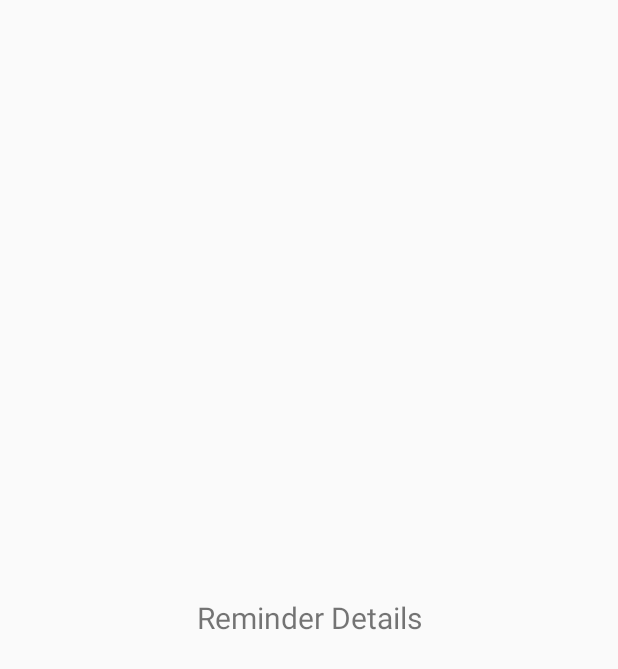
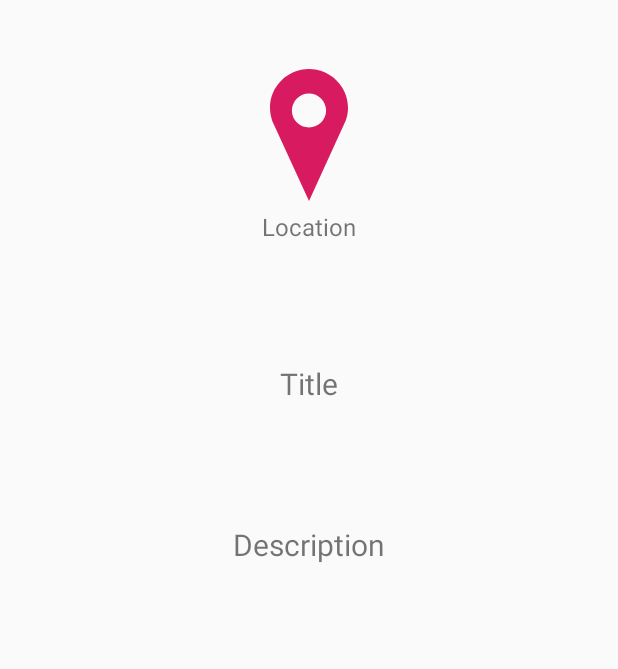
Before and after one commit to msbazzik/LocationReminder, an Android app: the layout activity_reminder_description.xml on its own in the app's theme, with its tools: preview values and no code run, on a phone screen of 412 x 824 dp. Shown: the top 669 px of the screen. Run offline under Robolectric (Android 15) with nearby library versions, the phone set to English and light mode, and no system bars.

Commit message:
add reminder detail screen

```diff
--- a/app/src/main/java/com/udacity/project4/locationreminders/ReminderDescriptionActivity.kt
+++ b/app/src/main/java/com/udacity/project4/locationreminders/ReminderDescriptionActivity.kt
@@ -32,6 +32,9 @@ class ReminderDescriptionActivity : AppCompatActivity() {
             this,
             R.layout.activity_reminder_description
         )
-//        TODO: Add the implementation of the reminder details
+
+        val reminderDataItem = intent.getSerializableExtra(EXTRA_ReminderDataItem)as ReminderDataItem
+
+        binding.reminderDataItem = reminderDataItem
     }
 }
--- a/app/src/main/res/layout/activity_reminder_description.xml
+++ b/app/src/main/res/layout/activity_reminder_description.xml
@@ -4,7 +4,7 @@
     xmlns:tools="http://schemas.android.com/tools">
 
     <data>
-        <!--Data item that holds the reminder details-->
+
         <variable
             name="reminderDataItem"
             type="com.udacity.project4.locationreminders.reminderslist.ReminderDataItem" />
@@ -13,21 +13,49 @@
     <LinearLayout
         android:layout_width="match_parent"
         android:layout_height="match_parent"
-        android:gravity="center"
+        android:layout_margin="40dp"
         android:orientation="vertical"
         tools:context=".locationreminders.ReminderDescriptionActivity">
-        <!--TODO: add the design of the reminder details-->
+
+        <ImageView
+            android:id="@+id/imageView"
+            android:layout_width="100dp"
+            android:layout_height="100dp"
+            android:layout_gravity="center"
+            android:contentDescription="@string/location_image"
+            app:srcCompat="@drawable/ic_location"
+            app:tint="@color/colorAccent" />
 
         <TextView
+            android:id="@+id/location_textView"
             android:layout_width="match_parent"
             android:layout_height="wrap_content"
+            android:layout_marginBottom="40dp"
             android:gravity="center"
-            android:text="Reminder Details"
+            android:text="@{reminderDataItem.location}"
+            android:textSize="@dimen/text_size_normal"
+            tools:text="Location" />
+
+        <TextView
+            android:id="@+id/title_textView"
+            android:layout_width="match_parent"
+            android:layout_height="wrap_content"
+            android:layout_margin="40dp"
+            android:gravity="center"
+            android:text="@{reminderDataItem.title}"
             android:textSize="@dimen/text_size_large"
-            app:layout_constraintBottom_toBottomOf="parent"
-            app:layout_constraintEnd_toEndOf="parent"
-            app:layout_constraintStart_toStartOf="parent"
-            app:layout_constraintTop_toTopOf="parent" />
+            tools:text="Title" />
+
+        <TextView
+            android:id="@+id/description_textView"
+            android:layout_width="match_parent"
+            android:layout_height="wrap_content"
+            android:layout_margin="40dp"
+            android:gravity="center"
+            android:text="@{reminderDataItem.description}"
+            android:textSize="@dimen/text_size_large"
+            tools:text="Description" />
+
 
     </LinearLayout>
 </layout>
--- a/app/src/main/res/values/strings.xml
+++ b/app/src/main/res/values/strings.xml
@@ -45,4 +45,5 @@
         Unknown error: the Geofence service is not available now
     </string>
     <string name="geofence_transition_invalid_type">Geofence Transition Invalid Type: %d</string>
+    <string name="location_image">Location_image</string>
 </resources>
```
